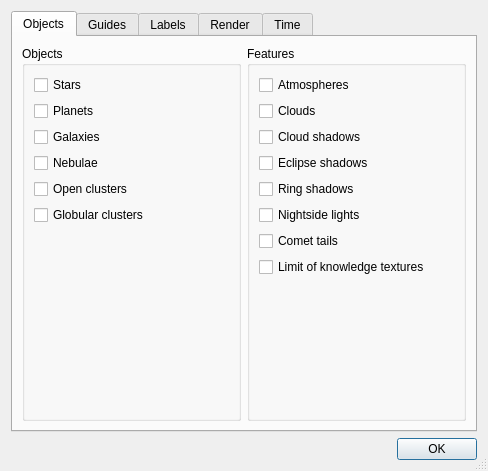
CelestiaProject/Celestia, file src/celestia/qt/preferences.ui: the form before one commit.
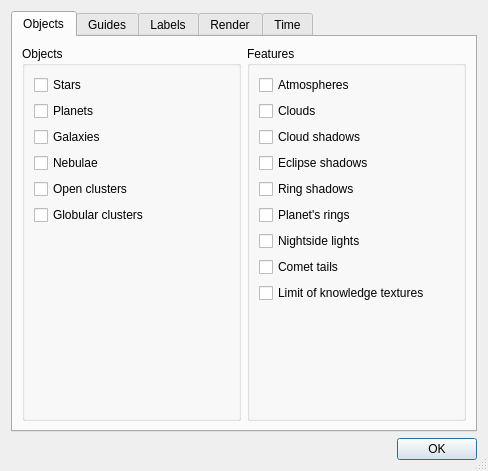
The form after the commit.

Commit message: [Qt] Add controls to toggle planet's rings

Patch:
```diff
--- a/src/celestia/qt/preferences.ui
+++ b/src/celestia/qt/preferences.ui
@@ -135,6 +135,13 @@
             </property>
            </widget>
           </item>
+          <item>
+           <widget class="QCheckBox" name="planetRingsCheck">
+            <property name="text">
+             <string>Planet's rings</string>
+            </property>
+           </widget>
+          </item>
           <item>
            <widget class="QCheckBox" name="nightsideLightsCheck">
             <property name="text">
```
The commit also changes 2 other files.
